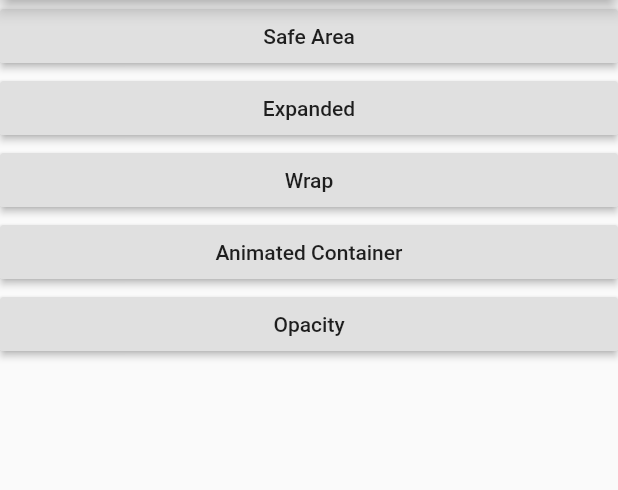
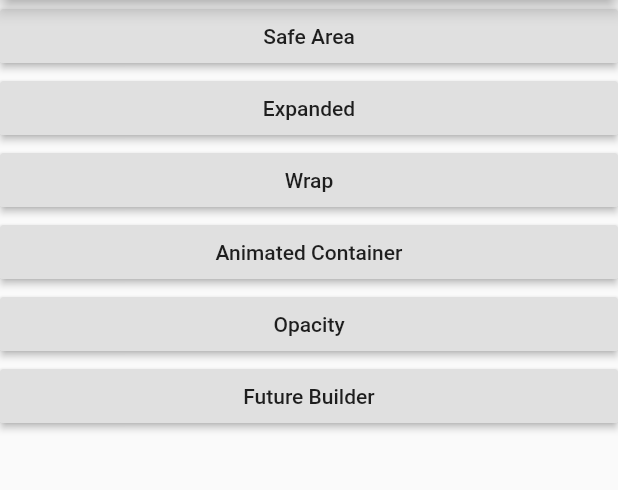
Before and after one commit to ilyosbekkk/personal_expenses, a Flutter app: the screen it shows after launch, on a phone screen of 412 x 824 dp, the part 84-574 px from its top. Run offline on Flutter 3.47's test engine with Material 2 defaults, Android fonts, the phone set to English and light mode, and no system bars.

Commit message:
FutureBuilder widget added

```diff
--- a/lib/main.dart
+++ b/lib/main.dart
@@ -4,6 +4,7 @@ import 'package:flutter_widgets/widget%202:%20expanded.dart';
 import 'package:flutter_widgets/widget 3: wrap.dart';
 import 'package:flutter_widgets/widget 4: animated container.dart';
 import 'package:flutter_widgets/widget 5: opacity.dart';
+import 'package:flutter_widgets/widget6: future builder.dart';
 
 void main() {
   runApp(MyApp());
@@ -19,7 +20,12 @@ class MyApp extends StatelessWidget {
         primarySwatch: Colors.blue,
         visualDensity: VisualDensity.adaptivePlatformDensity,
       ),
-      routes: {'safe_area': (context) => SafeAreaWIdget(), 'expanded': (context) => ExpandedWidget(), 'wrap': (context) => WrapWidget(), 'animated container': (context) => AnimatedContainerWidget(), 'opacity': (context) => OpacityWidget()},
+      routes: {'safe_area': (context) => SafeAreaWIdget(), 'expanded':
+          (context) => ExpandedWidget(), 'wrap': (context) => WrapWidget(),
+        'animated container': (context) => AnimatedContainerWidget(),
+        'opacity': (context) => OpacityWidget(),
+        'future': (context) => FutureBuilderWidget()
+      },
       home: MyHomePage(title: 'Flutter Demo Home Page'),
     );
   }
@@ -47,7 +53,7 @@ class _MyHomePageState extends State<MyHomePage> {
   }
 
   List<Widget> buildWidgetList() {
-    buttons = [page_buttons("Safe Area", 'safe_area'), page_buttons("Expanded", "expanded"), page_buttons("Wrap", 'wrap'), page_buttons("Animated Container", "animated container"), page_buttons("Opacity", "opacity")];
+    buttons = [page_buttons("Safe Area", 'safe_area'), page_buttons("Expanded", "expanded"), page_buttons("Wrap", 'wrap'), page_buttons("Animated Container", "animated container"), page_buttons("Opacity", "opacity"), page_buttons("Future Builder", "future")];
 
     return buttons;
   }
```
